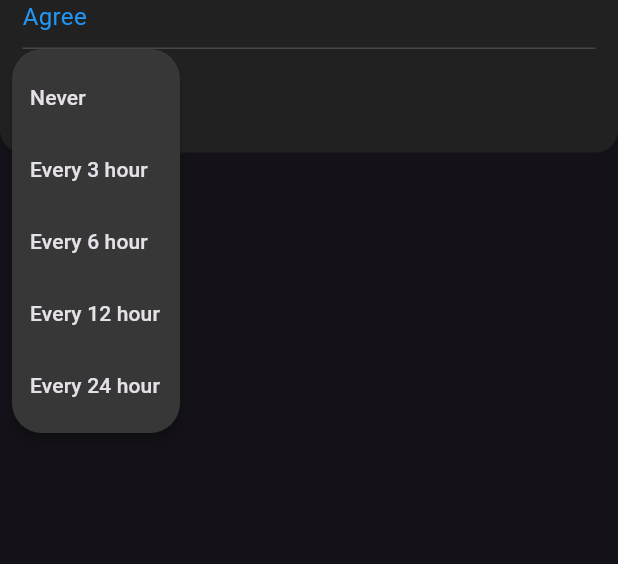
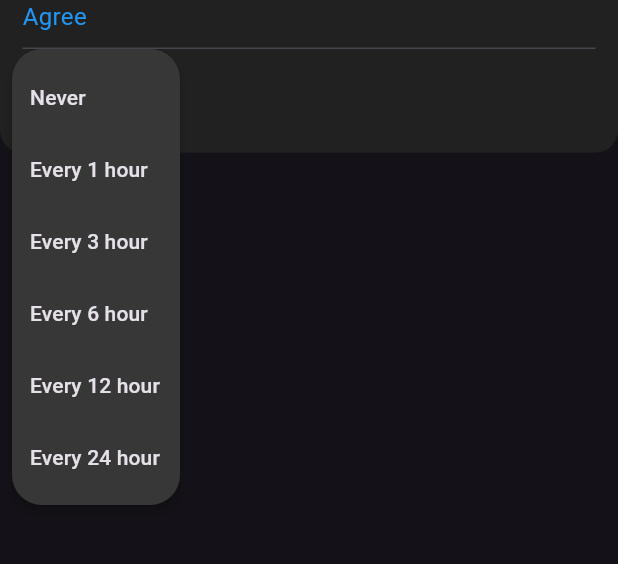
Before and after one commit to AhmedMT3/samsung_weather_app_clone, a Flutter app: the SettingsView screen opened by its route, after a tap on "Auto refresh", on a phone screen of 412 x 824 dp, the part 257-821 px from its top. Run offline on Flutter 3.47's test engine with Material 3 defaults, Android fonts, the phone set to English and light mode, and no system bars; our stand-ins replace dartz, flutter_svg, get, get_storage, lottie; accounts and stored records are empty; project files that could hold a hidden picture were left out.

Commit message:
Bindings, Unit & Auto Refresh Logic

```diff
--- a/lib/controller/weather_controller.dart
+++ b/lib/controller/weather_controller.dart
@@ -1,8 +1,10 @@
+import 'dart:async';
 import 'dart:developer';
 
 import 'package:flutter/widgets.dart';
 import 'package:get/get.dart';
 import 'package:get_storage/get_storage.dart';
+import 'package:weather_app/controller/settings_controller.dart';
 import 'package:weather_app/core/themes/app_themes.dart';
 import 'package:weather_app/model/api_response.dart';
 import 'package:weather_app/model/current_weather.dart';
@@ -20,6 +22,8 @@ class WeatherController extends GetxController {
   int currOutlookPage = 0;
   late ApiResponse responseStatus;
   Color? backgroundColor;
+  SettingsController settingsController = Get.find<SettingsController>();
+  Timer? timer;
 
 /*
 ===========================================================
@@ -66,11 +70,21 @@ class WeatherController extends GetxController {
     }
   }
 
+  void autoRefresh() {
+    if (settingsController.refreshTime.inHours != 0) {
+      timer = Timer.periodic(
+        settingsController.refreshTime,
+        (t) => refreshWeather(),
+      );
+    }
+  }
+
   @override
   void onInit() async {
     isLoading(true);
     location = box.read('location') ?? location;
     await getWeatherData(location);
+    autoRefresh();
     super.onInit();
   }
 }
--- a/lib/main.dart
+++ b/lib/main.dart
@@ -2,6 +2,7 @@ import 'package:flutter/material.dart';
 import 'package:get/get.dart';
 import 'package:get_storage/get_storage.dart';
 import 'package:weather_app/core/themes/app_themes.dart';
+import 'package:weather_app/util/services/app_bindings.dart';
 import 'package:weather_app/view/home_view.dart';
 import 'package:weather_app/view/manage_locations_view.dart';
 import 'package:weather_app/view/settings_view.dart';
@@ -21,6 +22,7 @@ class MyApp extends StatelessWidget {
     return GetMaterialApp(
       debugShowCheckedModeBanner: false,
       initialRoute: '/',
+      initialBinding: AppBindings(),
       getPages: [
         GetPage(
           name: '/',
--- a/lib/view/home_view.dart
+++ b/lib/view/home_view.dart
@@ -2,7 +2,6 @@ import 'package:flutter/material.dart';
 import 'package:get/get.dart';
 import 'package:lottie/lottie.dart';
 import 'package:weather_app/controller/weather_controller.dart';
-import 'package:weather_app/core/themes/app_themes.dart';
 import 'package:weather_app/util/helpers/app_helpers.dart';
 import 'package:weather_app/view/widgets/home/daily_forcast.dart';
 import 'package:weather_app/view/widgets/home/double_property_widget.dart';
@@ -13,12 +12,11 @@ import 'package:weather_app/view/widgets/home/hourly_forcast.dart';
 import 'package:weather_app/view/widgets/home/property_widget.dart';
 
 class HomeView extends StatelessWidget {
-  HomeView({super.key});
+  const HomeView({super.key});
 
   @override
   Widget build(BuildContext context) {
     return GetBuilder<WeatherController>(
-      init: WeatherController(),
       builder: (controller) => Scaffold(
         backgroundColor: controller.backgroundColor,
         appBar: AppBar(),
--- a/lib/view/settings_view.dart
+++ b/lib/view/settings_view.dart
@@ -1,5 +1,6 @@
 import 'package:flutter/material.dart';
-import 'package:weather_app/core/themes/app_styles.dart';
+import 'package:get/get.dart';
+import 'package:weather_app/controller/settings_controller.dart';
 import 'package:weather_app/view/widgets/settings/popup_settings_menu_item.dart';
 
 class SettingsView extends StatelessWidget {
@@ -16,7 +17,8 @@ class SettingsView extends StatelessWidget {
       body: SafeArea(
         child: Padding(
           padding: const EdgeInsets.only(top: 10),
-          child: SingleChildScrollView(
+          child: GetBuilder<SettingsController>(
+            builder: (controller) => SingleChildScrollView(
               child: Container(
                 decoration: BoxDecoration(
                   color: const Color(0xFF212121),
@@ -27,13 +29,15 @@ class SettingsView extends StatelessWidget {
                     PopupSettingsMenuItem(
                       isTop: true,
                       property: "Unit",
-                    value: "˚C",
-                    options: (context) => const [
+                      value: "˚${controller.unit}",
+                      options: (context) => [
                         PopupMenuItem(
-                        child: Text("C˚"),
+                          onTap: () => controller.setUnit('C'),
+                          child: const Text("C˚"),
                         ),
                         PopupMenuItem(
-                        child: Text("F˚"),
+                          onTap: () => controller.setUnit('F'),
+                          child: const Text("F˚"),
                         ),
                       ],
                     ),
@@ -54,26 +58,35 @@ class SettingsView extends StatelessWidget {
                     PopupSettingsMenuItem(
                       isBottm: true,
                       property: "Auto refresh",
-                    value: "Every hour",
-                    options: (context) => const [
+                      value: "Every ${controller.refreshTime.inHours} hour",
+                      options: (context) => [
                         PopupMenuItem(
                           child: Text("Never"),
                         ),
                         PopupMenuItem(
-                        child: Text("Every 3 hour"),
+                          onTap: () => controller.setRefreshTime(1),
+                          child: const Text("Every 1 hour"),
                         ),
                         PopupMenuItem(
-                        child: Text("Every 6 hour"),
+                          onTap: () => controller.setRefreshTime(3),
+                          child: const Text("Every 3 hour"),
                         ),
                         PopupMenuItem(
-                        child: Text("Every 12 hour"),
+                          onTap: () => controller.setRefreshTime(6),
+                          child: const Text("Every 6 hour"),
                         ),
                         PopupMenuItem(
-                        child: Text("Every 24 hour"),
+                          onTap: () => controller.setRefreshTime(12),
+                          child: const Text("Every 12 hour"),
+                        ),
+                        PopupMenuItem(
+                          onTap: () => controller.setRefreshTime(24),
+                          child: const Text("Every 24 hour"),
                         ),
                       ],
                     ),
                   ],
+                ),
               ),
             ),
           ),
```
Also changed, not shown: lib/controller/settings_controller.dart (+36 -0 lines), lib/util/services/app_bindings.dart (added, +11 -0 lines), lib/view/app_drawer.dart (+5 -5 lines). Lines whose indentation alone changed are shown as unchanged.
